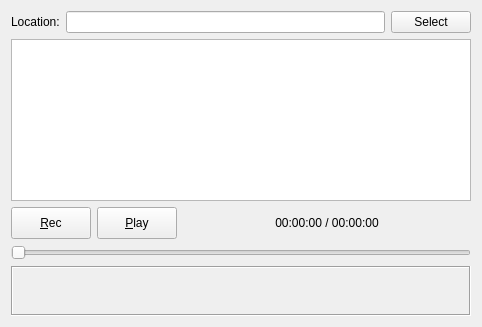
First picture: the form in src/qtgui/iq_tool.ui, repository gqrx-sdr/gqrx, before the edit.
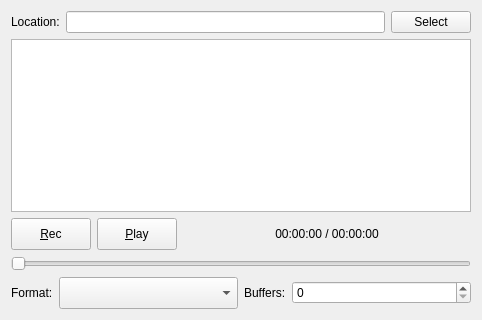
Second picture: the form after the edit. Icons and pictures are not drawn.

Diff of the .ui file:
```diff
--- a/src/qtgui/iq_tool.ui
+++ b/src/qtgui/iq_tool.ui
@@ -7,7 +7,7 @@
     <x>0</x>
     <y>0</y>
     <width>482</width>
-    <height>327</height>
+    <height>320</height>
    </rect>
   </property>
   <property name="sizePolicy">
@@ -210,20 +210,75 @@
     </widget>
    </item>
    <item>
-    <widget class="QFrame" name="frame">
-     <property name="minimumSize">
-      <size>
-       <width>0</width>
-       <height>50</height>
-      </size>
-     </property>
-     <property name="frameShape">
-      <enum>QFrame::Box</enum>
-     </property>
-     <property name="frameShadow">
-      <enum>QFrame::Sunken</enum>
-     </property>
-    </widget>
+    <layout class="QHBoxLayout" name="horizontalLayout_3">
+     <item>
+      <widget class="QLabel" name="formatLabel">
+       <property name="sizePolicy">
+        <sizepolicy hsizetype="Minimum" vsizetype="Preferred">
+         <horstretch>0</horstretch>
+         <verstretch>0</verstretch>
+        </sizepolicy>
+       </property>
+       <property name="minimumSize">
+        <size>
+         <width>32</width>
+         <height>32</height>
+        </size>
+       </property>
+       <property name="text">
+        <string>Format:</string>
+       </property>
+      </widget>
+     </item>
+     <item>
+      <widget class="QComboBox" name="formatCombo">
+       <property name="sizePolicy">
+        <sizepolicy hsizetype="Expanding" vsizetype="Fixed">
+         <horstretch>0</horstretch>
+         <verstretch>0</verstretch>
+        </sizepolicy>
+       </property>
+       <property name="minimumSize">
+        <size>
+         <width>32</width>
+         <height>32</height>
+        </size>
+       </property>
+       <property name="editable">
+        <bool>false</bool>
+       </property>
+      </widget>
+     </item>
+     <item>
+      <widget class="QLabel" name="buffersLabel">
+       <property name="sizePolicy">
+        <sizepolicy hsizetype="Minimum" vsizetype="Preferred">
+         <horstretch>0</horstretch>
+         <verstretch>0</verstretch>
+        </sizepolicy>
+       </property>
+       <property name="minimumSize">
+        <size>
+         <width>32</width>
+         <height>32</height>
+        </size>
+       </property>
+       <property name="text">
+        <string>Buffers:</string>
+       </property>
+      </widget>
+     </item>
+     <item>
+      <widget class="QSpinBox" name="buffersSpinBox">
+       <property name="sizePolicy">
+        <sizepolicy hsizetype="Expanding" vsizetype="Fixed">
+         <horstretch>0</horstretch>
+         <verstretch>0</verstretch>
+        </sizepolicy>
+       </property>
+      </widget>
+     </item>
+    </layout>
    </item>
   </layout>
  </widget>
```
